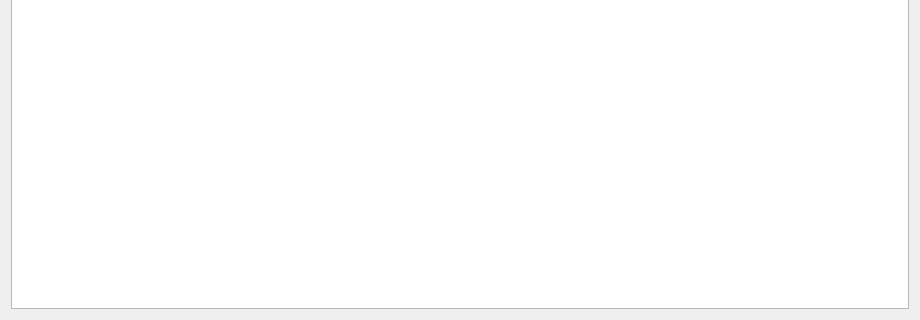
Qt form resources/forms/about.ui (lubaskinc0de/student_journal) before a commit; both pictures show x 0 to 920 and y 237 to 557 of the 920 by 557 pixel window.
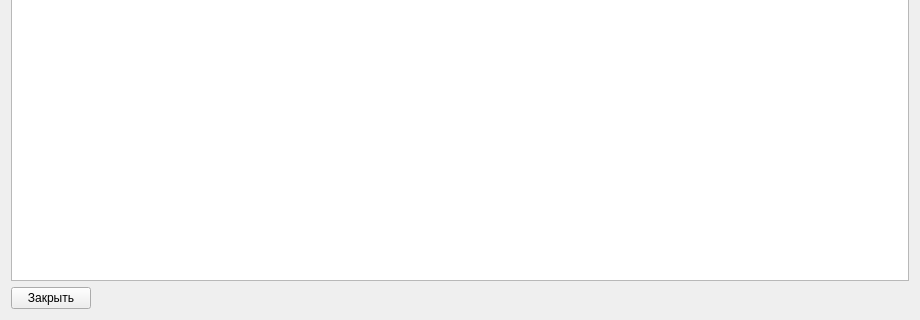
The same form after that commit.

The edit to the form file:
```diff
--- a/resources/forms/about.ui
+++ b/resources/forms/about.ui
@@ -55,6 +55,19 @@
      </property>
     </widget>
    </item>
+   <item row="2" column="0">
+    <widget class="QPushButton" name="close_btn">
+     <property name="sizePolicy">
+      <sizepolicy hsizetype="Fixed" vsizetype="Fixed">
+       <horstretch>0</horstretch>
+       <verstretch>0</verstretch>
+      </sizepolicy>
+     </property>
+     <property name="text">
+      <string>Закрыть</string>
+     </property>
+    </widget>
+   </item>
   </layout>
  </widget>
  <resources/>
```
